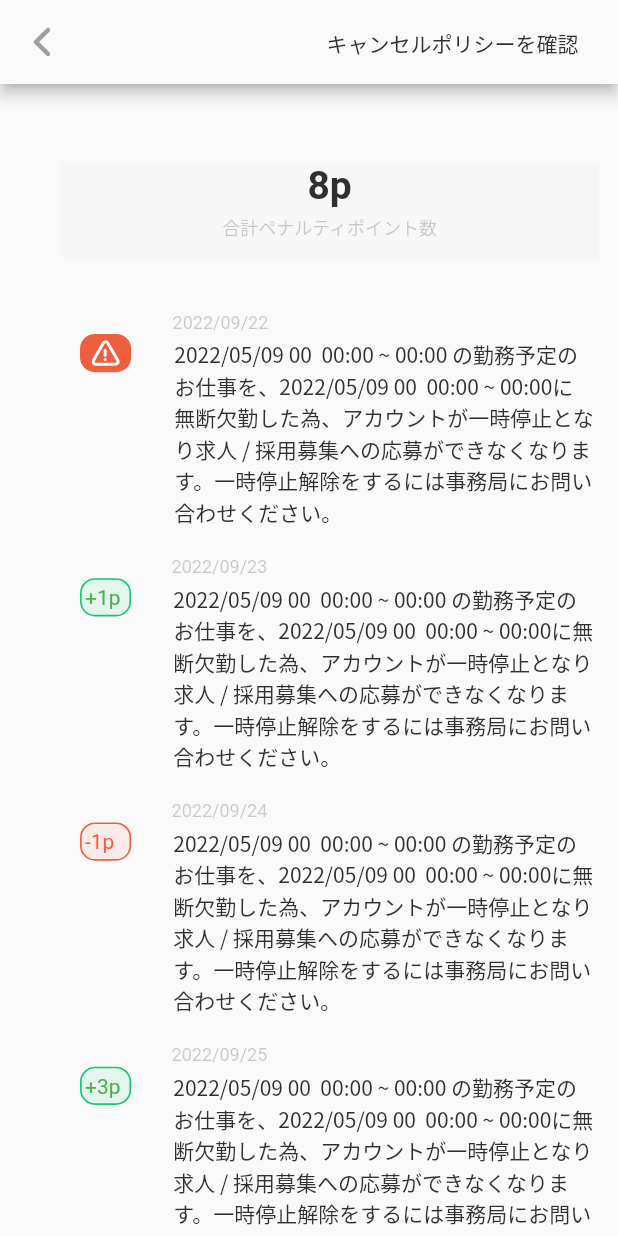
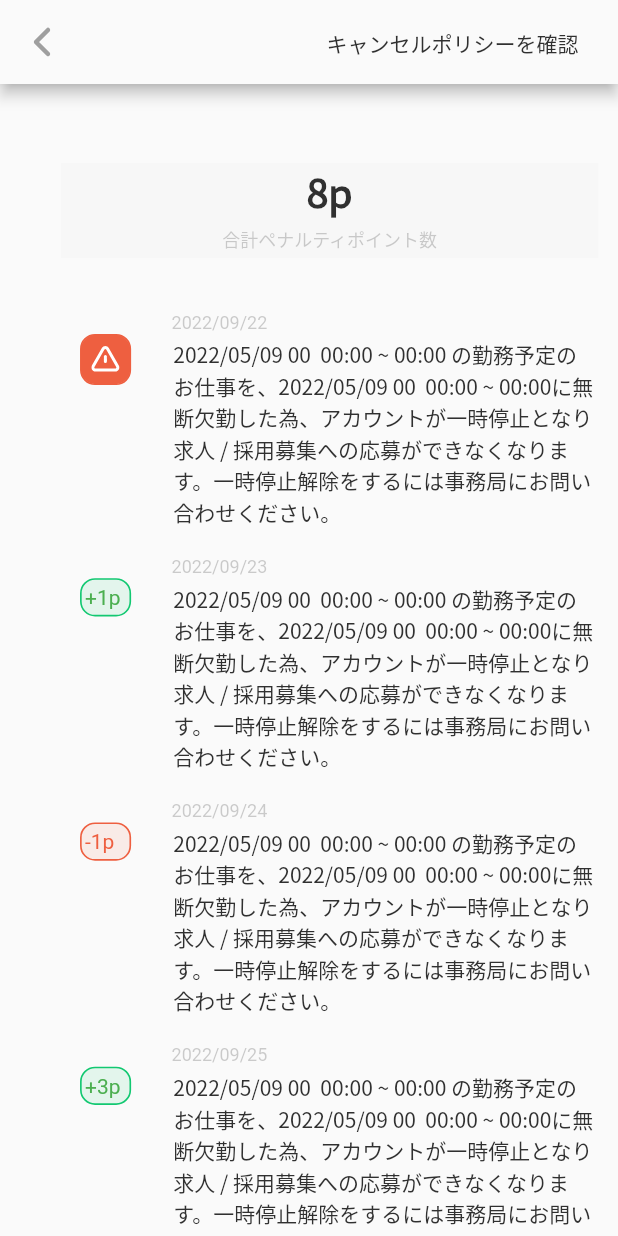
Before and after one commit to manikuttan-davud/kaigo, a Flutter app: the screen it shows after launch, on a phone screen of 412 x 824 dp. Run offline on Flutter 3.47's test engine with Material 2 defaults, Android fonts, the light colour scheme and no system bars; our stand-ins replace flutter_screenutil, flutter_svg.

Commit message:
bug fixes

```diff
--- a/lib/kaigo/screen/home_screen.dart
+++ b/lib/kaigo/screen/home_screen.dart
@@ -16,12 +16,15 @@ class HomeScreen extends StatefulWidget {
 }
 
 class _HomeScreenState extends State<HomeScreen> {
+  String penaltyPoints = '8p';
   @override
   Widget build(BuildContext context) {
     return Scaffold(
       appBar: AppBar(
+        //TODO: CORRECT THE SHADOW
         backgroundColor: colorFAFAFA,
         leading: const BackButton(),
+        //TODO: CHANGE TEXT BUTTON COLOR
         actions: const [Textbutton()],
       ),
       body: SafeArea(
@@ -29,29 +32,17 @@ class _HomeScreenState extends State<HomeScreen> {
           child: Column(children: [
             Padding(
               padding: EdgeInsets.only(top: 32.h, bottom: 26.h),
-              child: const TotalPenaltyPointsWidget(),
+              child: const TotalPenaltyPointsWidget(
+                penaltyPoints: '8',
+              ),
             ),
             Column(
               children: List.generate(data.length, (index) {
-
                 DataModel items = DataModel.fromJson(data[index]);
                 var date = _formatDate(items: items, index: index);
                 return PenaltyItem(penaltyiItemDetail: items, date: date);
               }),
             ),
-            // ListView.separated(
-            //     shrinkWrap: true,
-            //     itemBuilder: ((context, index) {
-            //       DataModel items = DataModel.fromJson(data[index]);
-            //       var date = _formatDate(items: items, index: index);
-            //       return PenaltyItem(penaltyiItemDetail: items, date: date);
-            //     }),
-            //     separatorBuilder: ((context, index) {
-            //       return const Divider(
-            //         color: colorBABABA,
-            //       );
-            //     }),
-            //     itemCount: data.length)
           ]),
         ),
       ),
@@ -67,8 +58,10 @@ class _HomeScreenState extends State<HomeScreen> {
 }
 
 class TotalPenaltyPointsWidget extends StatelessWidget {
+  final String penaltyPoints;
   const TotalPenaltyPointsWidget({
     super.key,
+    required this.penaltyPoints,
   });
 
   @override
@@ -82,7 +75,7 @@ class TotalPenaltyPointsWidget extends StatelessWidget {
         child: Column(
           children: [
             Text(
-              '8p',
+              "$penaltyPoints\p",
               style: tsS26C0xW700,
               textAlign: TextAlign.center,
             ),
@@ -146,28 +139,28 @@ class PenaltyItem extends StatelessWidget {
   @override
   Widget build(BuildContext context) {
     return ListTile(
-     // horizontalTitleGap: 5.w,
+      // horizontalTitleGap: 5.w,
       leading: Padding(
-        padding:  EdgeInsets.only(left: 10.w),
+        padding: EdgeInsets.only(left: 10.w),
         child: penaltyiItemDetail.isIcon == true
             ? const LeadingIcon()
             : LeadingIcon2(points: penaltyiItemDetail.penaltyPoints),
       ),
-      title:  Padding(
-        padding: EdgeInsets.only(top: 13.h,left: 10.w),
+      title: Padding(
+        padding: EdgeInsets.only(top: 13.h, left: 10.w),
         child: Text(
-            date,
-            style: tsS12C0xW400,
-          ),
+          date,
+          style: tsS12C0xW400,
+        ),
       ),
 
       subtitle: Padding(
-        padding: EdgeInsets.only(top: 5.h,left: 11.w),
+        padding: EdgeInsets.only(top: 5.h, left: 11.w),
         child: Text(
           penaltyiItemDetail.text,
           style: tsS14C0xW400,
         ),
       ),
-          );
+    );
   }
 }
--- a/lib/kaigo/utils/text_style.dart
+++ b/lib/kaigo/utils/text_style.dart
@@ -1,6 +1,8 @@
 import 'package:flutter/cupertino.dart';
 import 'package:flutter/material.dart';
 import 'package:kaigo_project/kaigo/utils/colors.dart';
+
+const String primaryFont = 'NotoSansJP';
 
 TextStyle get tsS14C0xW500 => const TextStyle(
       fontSize: 14,
@@ -12,7 +14,7 @@ TextStyle get tsS26C0xW700 => const TextStyle(
     fontSize: 26,
     color: Color(0xFF303030),
     fontWeight: FontWeight.w700,
-    );
+    fontFamily: primaryFont);
 
 TextStyle get tsS26C0xW400 => const TextStyle(
       fontSize: 12,
@@ -24,8 +26,7 @@ TextStyle get tsS14C0xW400 => const TextStyle(
     fontSize: 14,
     color: Color(0xFF303030),
     fontWeight: FontWeight.w400,
-      fontFamily: 'NotoSansJP'
-    );
+    fontFamily: primaryFont);
 
 TextStyle get tsS12C0xW400 => const TextStyle(
       fontSize: 12,
--- a/lib/kaigo/widgets/leading_icon.dart
+++ b/lib/kaigo/widgets/leading_icon.dart
@@ -1,4 +1,3 @@
-
 import 'package:flutter/material.dart';
 
 import 'package:flutter_screenutil/flutter_screenutil.dart';
@@ -13,31 +12,21 @@ class LeadingIcon extends StatelessWidget {
   @override
   Widget build(BuildContext context) {
     return Padding(
-      padding:  EdgeInsets.only(left: 24.w,top: 16.h),
-      child: Stack(
-        children: [
-          Container(
+      padding: EdgeInsets.only(left: 24.w, top: 16.h),
+      child: Container(
         width: 31.w,
-            height: 31.h,
+        height: 31.w,
         decoration: BoxDecoration(
             color: colorEE5F40,
             borderRadius: BorderRadius.circular(10),
             border: Border.all(width: 1.w, color: colorEE5F40)),
+        child: Stack(
+          children: [
+            Center(child: SvgPicture.asset('assets/svg/Vector (5).svg')),
+            Center(child: SvgPicture.asset('assets/svg/Vector (7).svg')),
+            Center(child: SvgPicture.asset('assets/svg/Vector.svg')),
+          ],
         ),
-          Padding(
-            padding: EdgeInsets.only(
-                left: 7.w, right: 7.32.w, bottom: 8.99.h, top: 5.h),
-            child: SvgPicture.asset('assets/svg/Vector (5).svg'),
-          ),
-          Padding(
-            padding: EdgeInsets.only(left: 14.w, top: 12.h),
-            child: SvgPicture.asset('assets/svg/Vector (7).svg'),
-          ),
-          Padding(
-            padding: EdgeInsets.only(top: 18.68.h, left: 14.w, bottom: 12.32.h),
-            child: SvgPicture.asset('assets/svg/Vector.svg'),
-          )
-        ],
       ),
     );
   }
@@ -53,7 +42,7 @@ class LeadingIcon2 extends StatelessWidget {
   @override
   Widget build(BuildContext context) {
     return Padding(
-      padding: EdgeInsets.only(left: 24.w,top: 16.h),
+      padding: EdgeInsets.only(left: 24.w, top: 16.h),
       child: Stack(
         children: [
           Container(
--- a/pubspec.yaml
+++ b/pubspec.yaml
@@ -81,7 +81,7 @@ flutter:
   fonts:
      - family: NotoSansJP
        fonts:
-         - asset: fonts/NotoSansJP-Black.otf
+         - asset: assets/fonts/NotoSansJP-Black.otf
   #       - asset: fonts/Schyler-Italic.ttf
   #         style: italic
   #   - family: Trajan Pro
```
Also changed, not shown: pubspec.lock. Lines whose indentation alone changed are shown as unchanged.
